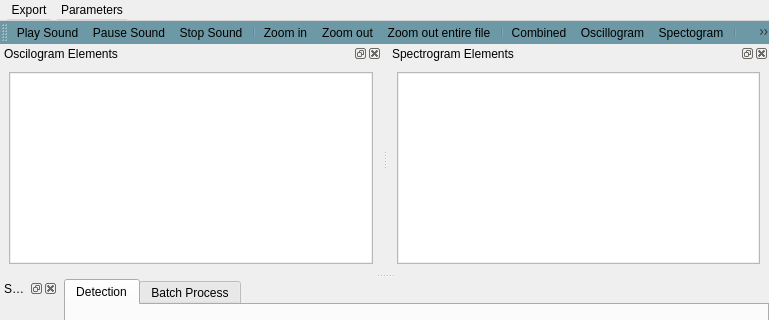
This is Graphic_Interface/UI Files/SegmentationAndClasificationWindowUI.ui in ECMora/SoundLab as Qt 5 draws it before an edit; both pictures show x 0 to 769 and y 0 to 320 of the 769 by 562 pixel window. The edited form follows.
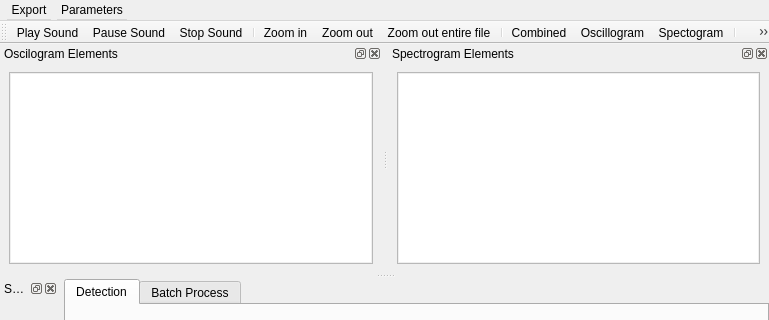
This is the edited form. Icons and pictures are not drawn. Custom widgets are drawn as their Qt base class.

```diff
--- a/Graphic_Interface/UI Files/SegmentationAndClasificationWindowUI.ui
+++ b/Graphic_Interface/UI Files/SegmentationAndClasificationWindowUI.ui
@@ -150,12 +150,23 @@
   </widget>
   <widget class="QStatusBar" name="statusbar"/>
   <widget class="QToolBar" name="toolBar">
+   <property name="maximumSize">
+    <size>
+     <width>16777215</width>
+     <height>16777201</height>
+    </size>
+   </property>
    <property name="windowTitle">
     <string>toolBar</string>
    </property>
    <property name="styleSheet">
-    <string notr="true">background-color:rgb(109, 152, 165);
-border-color: rgb(170, 170, 255);</string>
+    <string notr="true"/>
+   </property>
+   <property name="iconSize">
+    <size>
+     <width>20</width>
+     <height>20</height>
+    </size>
    </property>
    <attribute name="toolBarArea">
     <enum>TopToolBarArea</enum>
```
Left out of the diff: 2 changed lines with no effect on the pictures.
